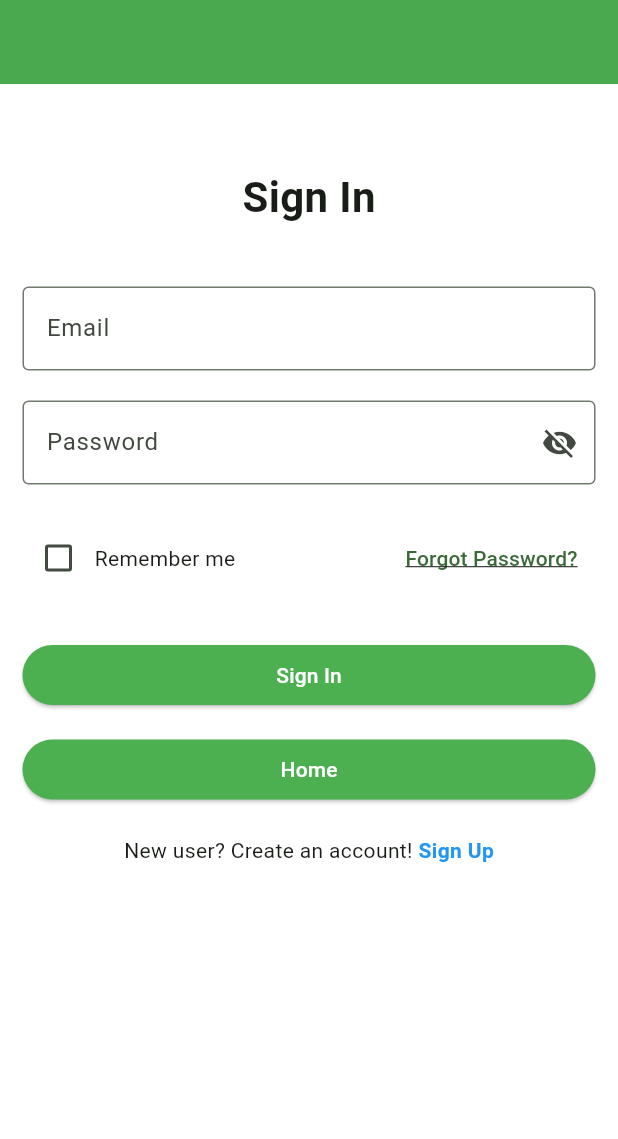
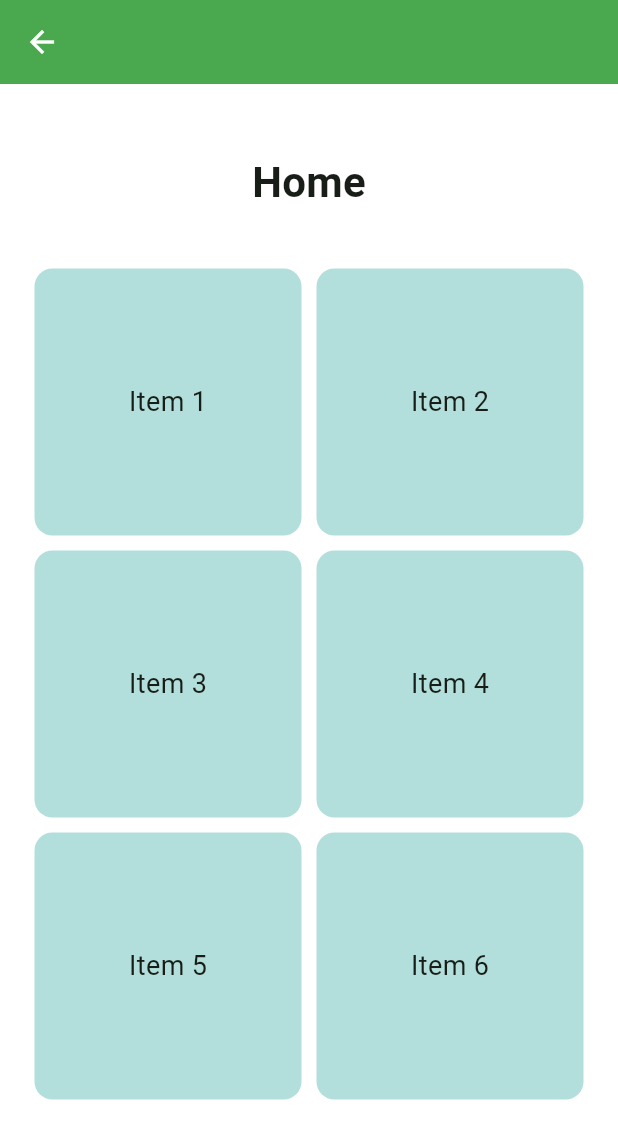
Before and after one commit to Safa-NAOUI/Flutter-Widgets-for-Beginners, a Flutter app: the screen it shows after launch, after a tap on "Home", on a phone screen of 412 x 824 dp. Shown: the top 1139 px of the screen. Run offline on Flutter 3.47's test engine with Material 3 defaults, Android fonts, the phone set to English and light mode, and no system bars.

Commit message:
add new screen : home

```diff
--- a/lib/main.dart
+++ b/lib/main.dart
@@ -1,5 +1,5 @@
 import 'package:flutter/material.dart';
-import 'package:mon_projet/screens/screen_login.dart';
+import 'package:mon_projet/screens/login_screen.dart';
 import 'theme/app_theme.dart';
 
 void main() {
--- /dev/null
+++ b/lib/screens/home_screen.dart
@@ -0,0 +1,41 @@
+import 'package:flutter/material.dart';
+import 'package:mon_projet/widgets/components/reusabled_grid.dart';
+import '../widgets/components/custom_app_bar.dart';
+import '../widgets/components/custom_title.dart';
+import '../widgets/components/item_grid.dart';
+
+class HomeScreen extends StatelessWidget {
+  const HomeScreen({super.key});
+
+  static const List<String> items = [
+    "Item 1", "Item 2", "Item 3",
+    "Item 4", "Item 5", "Item 6"
+  ];
+
+  @override
+  Widget build(BuildContext context) {
+    return Scaffold(
+      appBar: const CustomAppBar(title: ''),
+      backgroundColor: Colors.white,
+      body: Padding(
+        padding: const EdgeInsets.all(15.0),
+        child: Column(
+          crossAxisAlignment: CrossAxisAlignment.center,
+          children: [
+            const SizedBox(height: 30),
+            const CustomTitle(title: 'Home'),
+            const SizedBox(height: 30),
+            Expanded(
+              child: ReusableGrid<String>(
+                items: items,
+                itemBuilder: (context, item, index) {
+                  return GridItem(title: item);
+                },
+              ),
+            ),
+          ],
+        ),
+      ),
+    );
+  }
+}
--- a/lib/screens/screen_login.dart
+++ b/lib/screens/login_screen.dart
@@ -1,5 +1,6 @@
 import 'package:flutter/material.dart';
 import 'package:mon_projet/pages/page_login_form.dart';
+import 'package:mon_projet/screens/home_screen.dart';
 import '../widgets/components/custom_button.dart';
 import '../widgets/redirect_link.dart';
 import 'screen_create_account.dart';
@@ -37,6 +38,7 @@ class _LoginScreenState extends State<LoginScreen> {
               const SizedBox(height: 40),
               LoginForm(),
               const SizedBox(height: 25),
+
               /// Row containing "Remember me" and "Forgot Password?"
               RememberForgotRow(
                 rememberMe: _rememberMe,
@@ -53,7 +55,15 @@ class _LoginScreenState extends State<LoginScreen> {
               const SizedBox(height: 30),
               CustomButton(text: "Sign In", onPressed: printLogin),
               const SizedBox(height: 15),
-              CustomButton(text: "Home", onPressed: printLogin),
+              CustomButton(
+                text: "Home",
+                onPressed: () {
+               Navigator.push(
+                   context,
+                   MaterialPageRoute(builder: (context) => HomeScreen()),
+                  );
+                },
+              ),
               const SizedBox(height: 20),
               RedirectLink(
                 prefixText: "New user? Create an account!",
--- /dev/null
+++ b/lib/widgets/components/item_grid.dart
@@ -0,0 +1,23 @@
+import 'package:flutter/material.dart';
+
+class GridItem extends StatelessWidget {
+  final String title;
+
+  const GridItem({required this.title, super.key});
+
+  @override
+  Widget build(BuildContext context) {
+    return Container(
+      decoration: BoxDecoration(
+        color: Colors.teal[100],
+        borderRadius: BorderRadius.circular(12),
+      ),
+      child: Center(
+        child: Text(
+          title,
+          style: const TextStyle(fontSize: 18),
+        ),
+      ),
+    );
+  }
+}
--- /dev/null
+++ b/lib/widgets/components/reusabled_grid.dart
@@ -0,0 +1,34 @@
+import 'package:flutter/material.dart';
+
+class ReusableGrid<T> extends StatelessWidget {
+  final List<T> items;
+  final Widget Function(BuildContext context, T item, int index) itemBuilder;
+  final int crossAxisCount;
+  final double spacing;
+  final EdgeInsets padding;
+
+  const ReusableGrid({
+    super.key,
+    required this.items,
+    required this.itemBuilder,
+    this.crossAxisCount = 2,
+    this.spacing = 10.0,
+    this.padding = const EdgeInsets.all(8.0),
+  });
+
+  @override
+  Widget build(BuildContext context) {
+    return GridView.builder(
+      padding: padding,
+      gridDelegate: SliverGridDelegateWithFixedCrossAxisCount(
+        crossAxisCount: crossAxisCount,
+        crossAxisSpacing: spacing,
+        mainAxisSpacing: spacing,
+      ),
+      itemCount: items.length,
+      itemBuilder: (context, index) {
+        return itemBuilder(context, items[index], index);
+      },
+    );
+  }
+}
```
